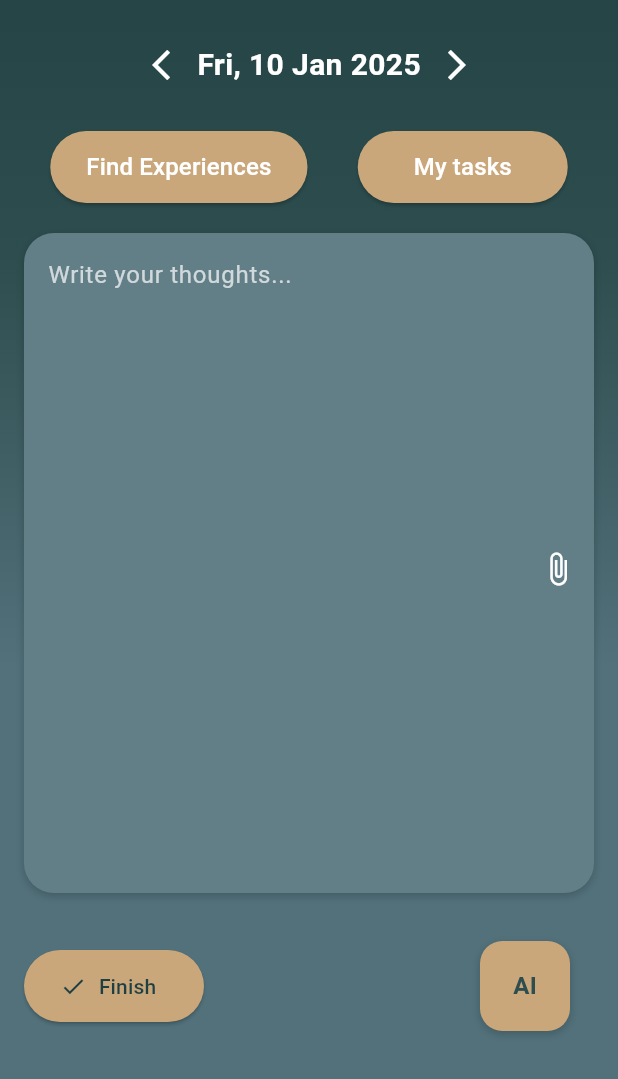
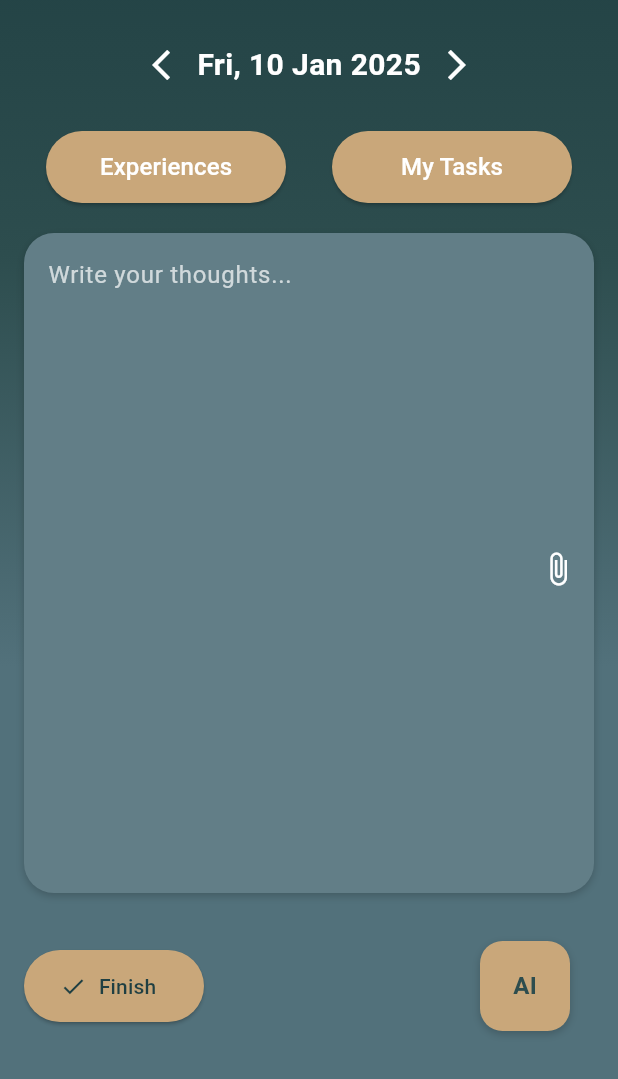
Before and after one commit to mariantaflou/Human-Computer-Interaction-Project-Journito, a Flutter app: the JournalingScreen screen opened by its route, on a phone screen of 412 x 824 dp, the part 157-1236 px from its top. Run offline on Flutter 3.47's test engine with Material 3 defaults, Android fonts, the phone set to English and light mode, and no system bars; our stand-ins replace flutter_dotenv, image_picker, shared_preferences, table_calendar; accounts and stored records are empty; Roboto replaces fonts that are missing (Cursive).

Commit message:
Update journaling.dart

```diff
--- a/lib/screens/journaling.dart
+++ b/lib/screens/journaling.dart
@@ -217,8 +217,8 @@ class _JournalingScreenState extends State<JournalingScreen> {
     return Row(
       mainAxisAlignment: MainAxisAlignment.spaceEvenly,
       children: [
-        _buildButton(context, 'Find Experiences', '/experiences'),
-        _buildButton(context, "My tasks", '/tasks'),
+        _buildButton(context, 'Experiences', '/experiences'),
+        _buildButton(context, "My Tasks", '/tasks'),
       ],
     );
   }
@@ -368,7 +368,7 @@ class _JournalingScreenState extends State<JournalingScreen> {
         shape: RoundedRectangleBorder(
           borderRadius: BorderRadius.circular(25),
         ),
-        minimumSize: const Size(140, 48),
+        fixedSize: const Size(160, 48), // Changed from minimumSize to fixedSize
       ),
       child: Text(
         title,
```
